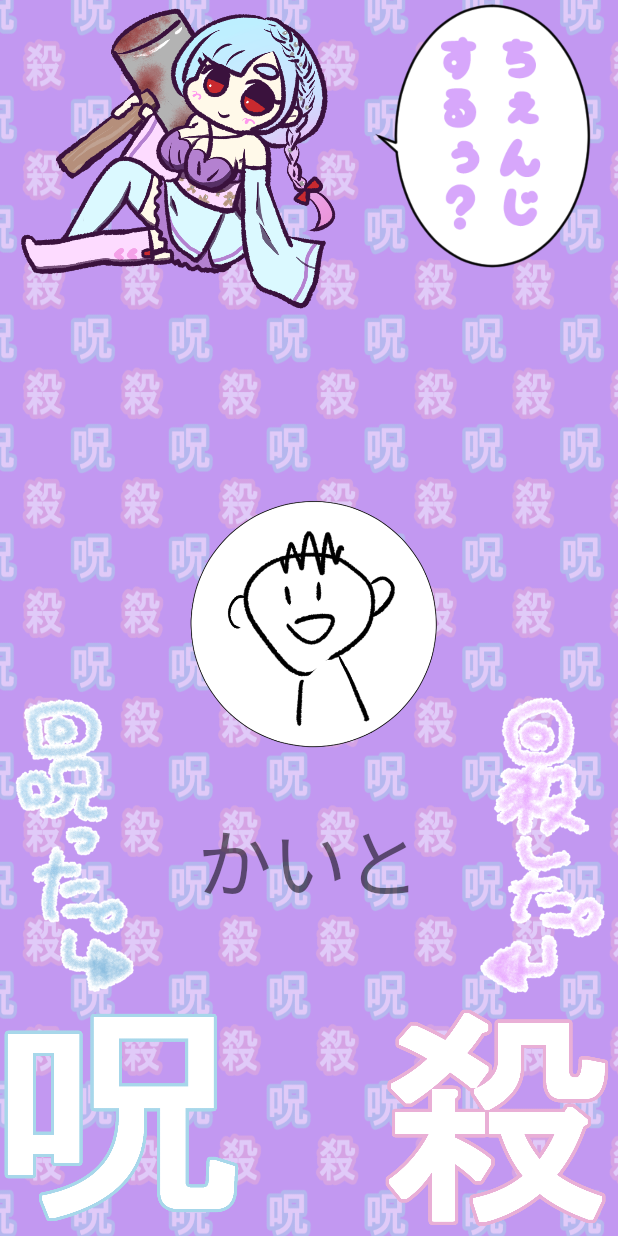
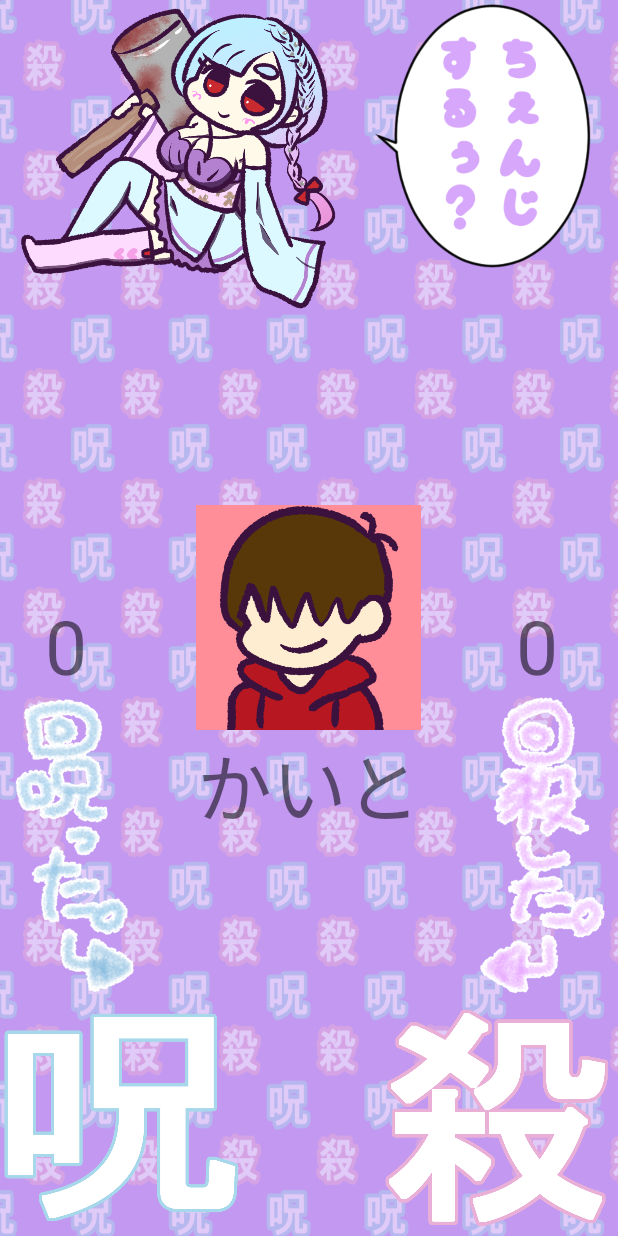
Before and after one commit to hayashidamoka/norokoro, an Android app: the MainActivity screen opened directly, with no data from a screen before it, on a phone screen of 412 x 824 dp. Run offline under Robolectric (Android 15) with nearby library versions, the phone set to English and light mode, and no system bars.

```diff
--- a/app/src/main/java/com/uchinokomoratte/norokoro/Norou2Activity.java
+++ b/app/src/main/java/com/uchinokomoratte/norokoro/Norou2Activity.java
@@ -9,7 +9,6 @@ public class Norou2Activity extends AppCompatActivity {
     @Override
     protected void onCreate(@Nullable Bundle savedInstanceState) {
         super.onCreate(savedInstanceState);
-
         setContentView(R.layout.activity_norou2);
 
 
--- a/app/src/main/res/layout/activity_main.xml
+++ b/app/src/main/res/layout/activity_main.xml
@@ -44,11 +44,11 @@
         app:layout_constraintVertical_bias="0.604" />
 
     <ImageView
-        android:id="@+id/kariokikun"
-        android:layout_width="250dp"
-        android:layout_height="250dp"
+        android:id="@+id/dislike"
+        android:layout_width="150dp"
+        android:layout_height="150dp"
         android:layout_centerInParent="true"
-        android:src="@drawable/kariokikun" />
+        android:src="@drawable/dislike1" />
 
     <TextView
         android:id="@+id/namae"
@@ -56,11 +56,11 @@
         android:layout_height="wrap_content"
         android:text="かいと"
         android:textSize="50sp"
-        android:layout_below="@+id/kariokikun"
+        android:layout_below="@+id/dislike"
         android:gravity="center_horizontal" />
 
-
     <ImageView
+        android:id="@+id/kainototta"
         android:layout_width="100dp"
         android:layout_height="200dp"
         android:src="@drawable/kainorotta"
@@ -70,6 +70,7 @@
         android:layout_above="@+id/norou_button"/>
 
     <ImageView
+        android:id="@+id/kaikorosita"
         android:layout_width="100dp"
         android:layout_height="200dp"
         android:src="@drawable/kaikorosita"
@@ -86,6 +87,26 @@
         android:layout_alignParentStart="true"
         android:layout_alignParentTop="true" />
 
+    <TextView
+        android:layout_width="wrap_content"
+        android:layout_height="wrap_content"
+        android:text="0"
+        android:textSize="50sp"
+        android:layout_alignParentRight="true"
+        android:layout_alignParentEnd="true"
+        android:paddingRight="40dp"
+        android:layout_above="@+id/kaikorosita"/>
+
+    <TextView
+        android:layout_width="wrap_content"
+        android:layout_height="wrap_content"
+        android:text="0"
+        android:textSize="50sp"
+        android:layout_alignParentLeft="true"
+        android:layout_alignParentStart="true"
+        android:paddingLeft="30dp"
+        android:layout_above="@+id/kaikorosita"/>
+
 
 
 
--- a/app/src/main/res/layout/sentaku.xml
+++ b/app/src/main/res/layout/sentaku.xml
@@ -18,6 +18,7 @@
         android:layout_height="150dp"
         android:layout_alignParentBottom="true"
         android:layout_centerInParent="true"
+        android:onClick="start"
         android:src="@drawable/start" />
 
     <TextView
```
Also changed, not shown: app/src/main/java/com/uchinokomoratte/norokoro/SentakuActivity.java (+46 -3 lines).
